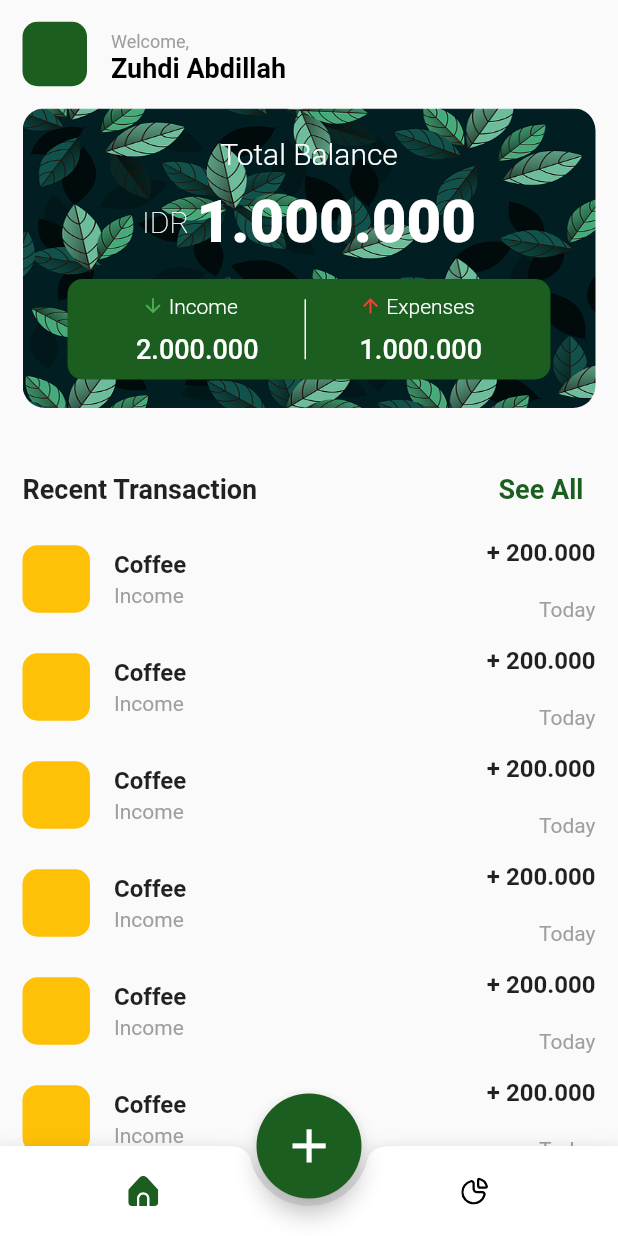
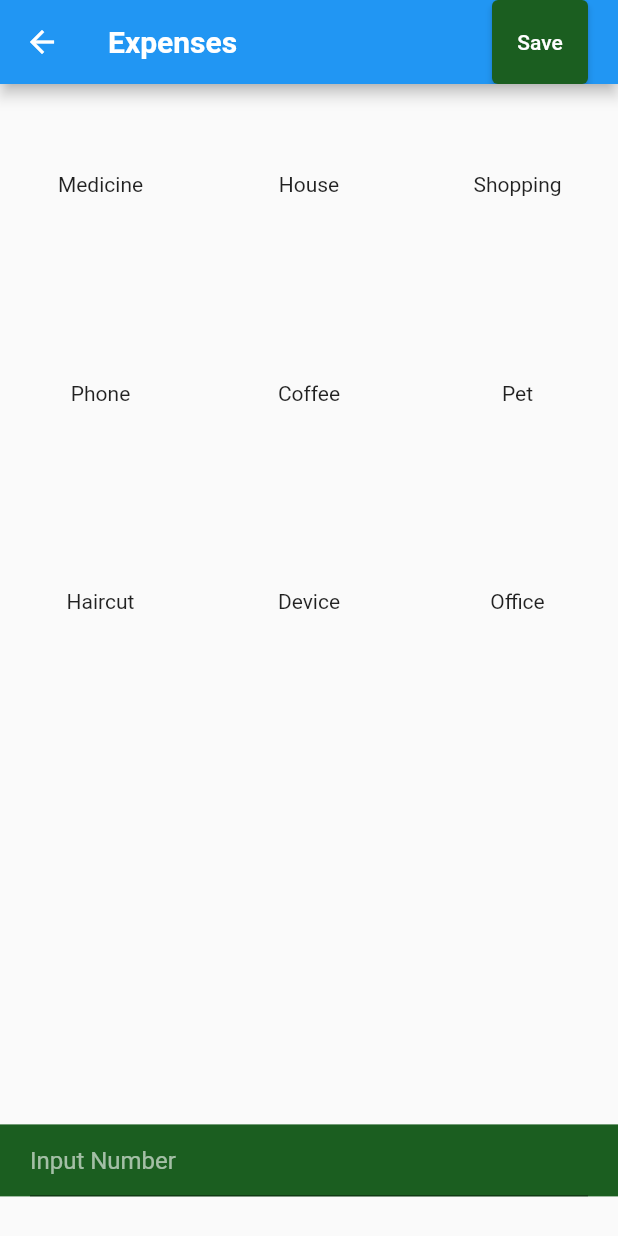
Before and after one commit to zuhdipati/zibaik, a Flutter app: the screen it shows after launch, after a tap on the "add" icon, on a phone screen of 412 x 824 dp. Run offline on Flutter 3.47's test engine with Material 2 defaults, Android fonts, the phone set to English and light mode, and no system bars; our stand-ins replace fl_chart, flutter_svg, get, google_fonts; missing offline and left inert: calendar_appbar.

Commit message:
update submit page

```diff
--- a/lib/core/app_pages.dart
+++ b/lib/core/app_pages.dart
@@ -3,6 +3,8 @@ import 'package:manajemen_keuangan/core/app_routes.dart';
 import 'package:manajemen_keuangan/pages/all_transaction_page.dart';
 import 'package:manajemen_keuangan/pages/analytic_page.dart';
 import 'package:manajemen_keuangan/pages/home_page.dart';
+
+import '../pages/submit_page.dart';
 
 class AppPages {
   static const splash = Routes.splash;
@@ -10,5 +12,6 @@ class AppPages {
     GetPage(name: Routes.home, page: () => const HomePage()),
     GetPage(name: Routes.category, page: () => AnalyticPage()),
     GetPage(name: Routes.allTransaction, page: () => const AllTransaction()),
+    GetPage(name: Routes.submit, page: () => SubmitPage()),
   ];
 }
--- a/lib/core/app_routes.dart
+++ b/lib/core/app_routes.dart
@@ -3,4 +3,5 @@ class Routes {
   static const String home = '/home';
   static const String category = '/category';
   static const String allTransaction = '/allTransaction';
+  static const String submit = '/submit';
 }
--- a/lib/core/app_theme.dart
+++ b/lib/core/app_theme.dart
@@ -1,7 +1,9 @@
 import 'package:flutter/material.dart';
 
 final myTheme = ThemeData(
-  appBarTheme: const AppBarTheme(centerTitle: true),
+  // appBarTheme: const AppBarTheme(centerTitle: true),
+  textTheme: myTextTheme,
+
 );
 
 final myTextTheme = TextTheme();
--- a/lib/main.dart
+++ b/lib/main.dart
@@ -16,6 +16,7 @@ class Zibaik extends StatelessWidget {
     return GetMaterialApp(
       title: "Zibaik App",
       theme: myTheme,
+      debugShowCheckedModeBanner: false,
       home: MainPage(),
       getPages: AppPages.pages,
     );
--- a/lib/pages/home_page.dart
+++ b/lib/pages/home_page.dart
@@ -93,7 +93,7 @@ class HomePage extends GetView {
                         padding: EdgeInsets.only(top: 1),
                         child: Column(
                           crossAxisAlignment: CrossAxisAlignment.end,
-                          mainAxisAlignment: MainAxisAlignment.spaceBetween,
+                          mainAxisAlignment: MainAxisAlignment.spaceEvenly,
                           children: [
                             Text(
                               "+ 200.000",
@@ -121,12 +121,12 @@ class HomePage extends GetView {
       crossAxisAlignment: CrossAxisAlignment.center,
       mainAxisAlignment: MainAxisAlignment.center,
       children: [
+
         const Text(
           "Total Balance",
           style: TextStyle(
               color: Colors.white, fontWeight: FontWeight.w300, fontSize: 20),
         ),
-        const SizedBox(height: 10),
         const Row(
           mainAxisAlignment: MainAxisAlignment.center,
           children: [
@@ -147,7 +147,7 @@ class HomePage extends GetView {
             )
           ],
         ),
-        const SizedBox(height: 15),
+        const SizedBox(height: 5),
         Container(
           margin: const EdgeInsets.symmetric(horizontal: 30),
           padding: const EdgeInsets.symmetric(horizontal: 15, vertical: 10),
--- a/lib/pages/main_page.dart
+++ b/lib/pages/main_page.dart
@@ -3,6 +3,8 @@ import 'package:flutter_svg/flutter_svg.dart';
 import 'package:get/get.dart';
 import 'package:manajemen_keuangan/pages/analytic_page.dart';
 import 'package:manajemen_keuangan/pages/home_page.dart';
+
+import '../core/app_routes.dart';
 
 class MainPage extends GetView {
   final List<Widget> _children = [const HomePage(), AnalyticPage()];
@@ -20,11 +22,15 @@ class MainPage extends GetView {
         width: 70.0,
         child: FittedBox(
           child: FloatingActionButton(
+            shape: RoundedRectangleBorder(borderRadius: BorderRadius.circular(60)),
             backgroundColor: Colors.green.shade900,
-            onPressed: () {},
+            onPressed: () {
+              Get.toNamed(Routes.submit);
+            },
             child: const Icon(
               Icons.add,
               size: 30,
+              color: Colors.white,
             ),
           ),
         ),
@@ -61,7 +67,6 @@ class MainPage extends GetView {
                 IconButton(
                   onPressed: () {
                     _selectedIndex.value = 1;
-                    print("category");
                   },
                   icon: _selectedIndex.value == 1
                       ? SizedBox(
--- /dev/null
+++ b/lib/pages/submit_page.dart
@@ -0,0 +1,85 @@
+import 'package:flutter/material.dart';
+import 'package:get/get.dart';
+import 'package:google_fonts/google_fonts.dart';
+
+class SubmitPage extends StatelessWidget {
+  SubmitPage({super.key});
+
+  final listCategory = [
+    "Medicine",
+    "House",
+    "Shopping",
+    "Phone",
+    "Coffee",
+    "Pet",
+    "Haircut",
+    "Device",
+    "Office"
+  ];
+
+  @override
+  Widget build(BuildContext context) {
+    return Scaffold(
+      appBar: AppBar(
+        title: Row(
+          children: [
+            Text("Expenses",
+                style: GoogleFonts.roboto(fontWeight: FontWeight.bold)),
+            // Icon(Icons.swit)
+          ],
+        ),
+        actions: [
+          Padding(
+            padding: const EdgeInsets.only(right: 20),
+            child: ElevatedButton(
+                style: ElevatedButton.styleFrom(
+                    backgroundColor: Colors.green.shade900,
+                    foregroundColor: Colors.white),
+                onPressed: () {},
+                child: const Text("Save")),
+          )
+        ],
+      ),
+      body: SingleChildScrollView(
+        // physics: NeverScrollableScrollPhysics(),
+        child: SizedBox(
+          height: Get.height * 0.9,
+          child: Stack(
+            children: [
+              GridView.builder(
+                shrinkWrap: true,
+                itemCount: listCategory.length,
+                gridDelegate: SliverGridDelegateWithFixedCrossAxisCount(
+                  crossAxisCount: 3,
+                  crossAxisSpacing: 5.0,
+                  mainAxisSpacing: 5.0,
+                ),
+                itemBuilder: (context, index) {
+                  return Center(child: Text(listCategory[index]));
+                },
+              ),
+              Positioned(
+                bottom: 0,
+                child: Container(
+                  color: Colors.green.shade900,
+                  // height: 10,
+                  width: Get.width,
+                  child: Padding(
+                    padding: const EdgeInsets.symmetric(horizontal: 20),
+                    child: TextField(
+                      decoration: InputDecoration(
+                          hintText: 'Input Number',
+                          // prefixIcon: Icon(Icons.),
+                          hintStyle:
+                              TextStyle(color: Colors.white.withOpacity(0.6))),
+                    ),
+                  ),
+                ),
+              )
+            ],
+          ),
+        ),
+      ),
+    );
+  }
+}
```
Also changed, not shown: lib/controllers/analytic_controller.dart (added, +23 -0 lines), lib/pages/analytic_page.dart (+42 -18 lines).
